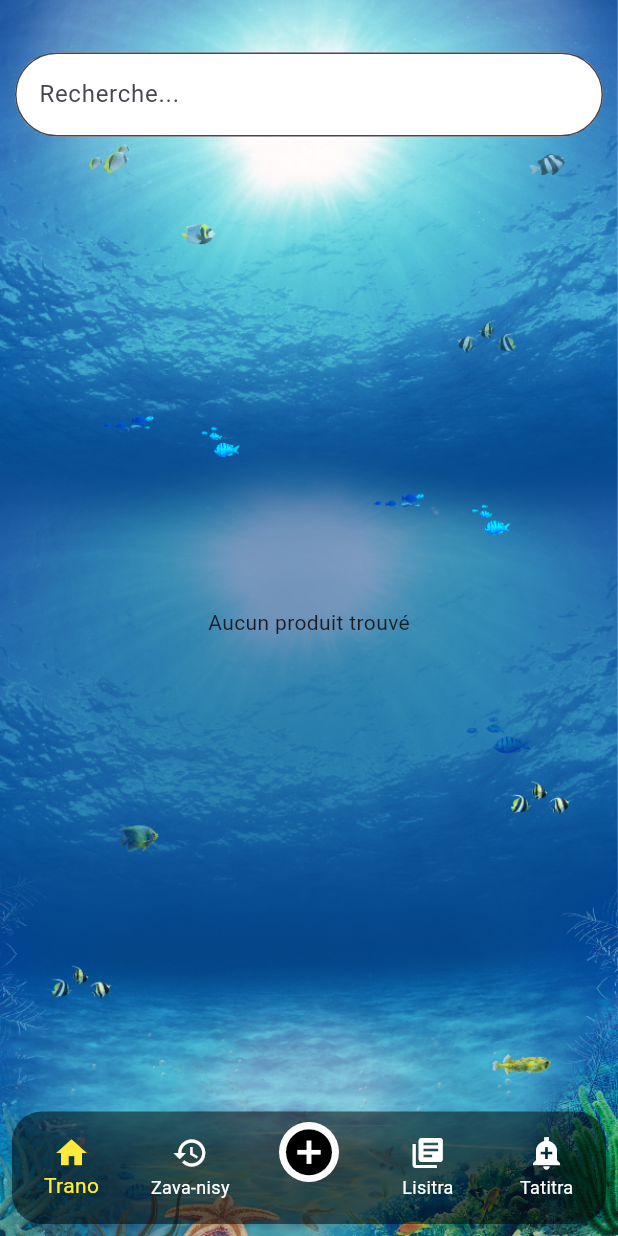
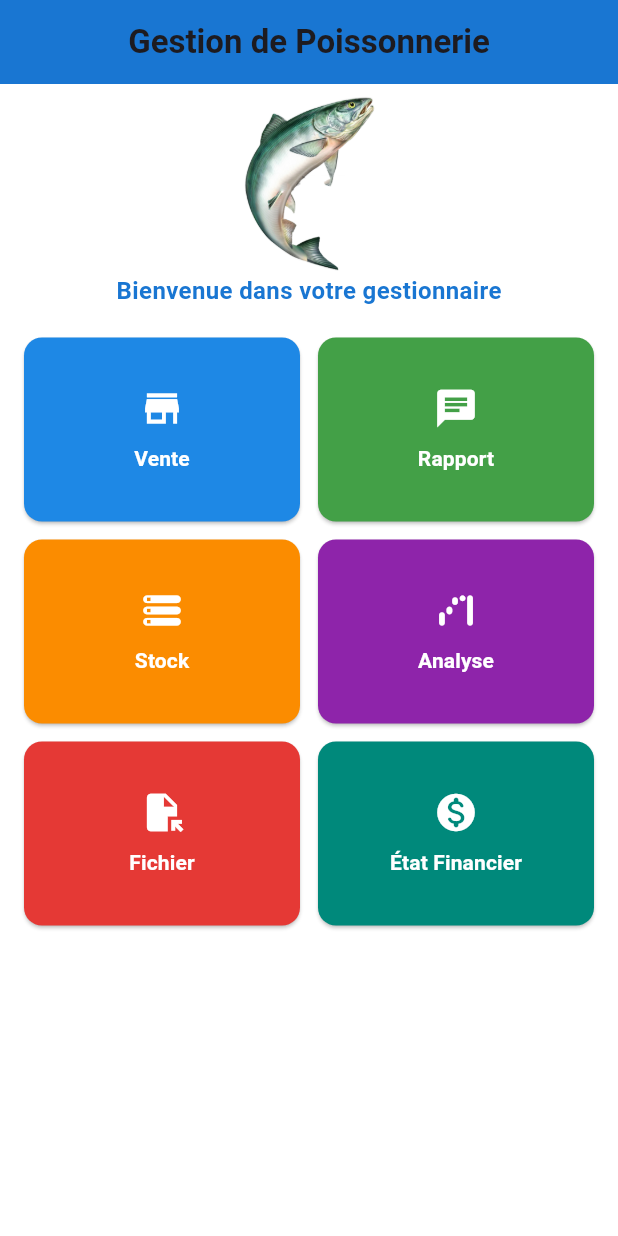
Before and after one commit to rivomanantsoa/poissonerie, a Flutter app: the screen it shows after launch, on a phone screen of 412 x 824 dp. Run offline on Flutter 3.47's test engine with Material 3 defaults, Android fonts, the light colour scheme and no system bars; our stand-ins replace date_field, fl_chart, open_file, pdf, permission_handler, shared_preferences and 1 more; accounts and stored records are empty.

Commit message:
mode plus professionnel

```diff
--- a/lib/main.dart
+++ b/lib/main.dart
@@ -1,6 +1,7 @@
 import 'package:flutter/material.dart';
 import 'package:untitled/controller/controller.dart';
 import 'package:untitled/page/menu.dart';
+import 'package:untitled/page/principale.dart';
 import 'package:untitled/page/video.dart';
 import 'package:provider/provider.dart';
 import 'package:intl/date_symbol_data_local.dart';
@@ -49,7 +50,7 @@ class MyApp extends StatelessWidget {
         colorScheme: ColorScheme.fromSeed(seedColor: Colors.deepPurple),
         useMaterial3: true,
       ),
-      home: Video(),
+      home: Principale(),
     );
   }
 }
--- a/lib/page/historique.dart
+++ b/lib/page/historique.dart
@@ -136,7 +136,7 @@ class _HistoriqueState extends State<Historique> {
                           borderRadius: BorderRadius.circular(10),
                         ),
                         child: Text(
-                          " - Totalin'ny lafo : ${ventesDuJour.fold<double>(0, (total, vente) => total + ((vente['qualite'] ?? 0) as double)).toStringAsFixed(2)} Kg\n"
+                          " - Totalin'ny lafo : ${ventesDuJour.fold<double>(0, (total, vente) => total + ((vente['qualite'] ?? 0) as double)).toStringAsFixed(3)} Kg\n"
                               " - Vola: ${ventesDuJour.fold<double>(0, (total, vente) => total + ((vente['prix_total'] ?? 0) as double)).toStringAsFixed(2)} Ariary",
                           style: TextStyle(fontSize: 18, color: Colors.white),
                         ),
@@ -154,7 +154,7 @@ class _HistoriqueState extends State<Historique> {
                           final descriptionProduit = globalState.produitsDetails.firstWhere(
                                   (produit) =>
                               produit['id_produit'] == vente['id_produit']);
-                          final lanja = vente['qualite'] * 1000;
+                          final lanja = (vente['qualite'] * 1000).toStringAsFixed(3);
                           final dateT = DateTime.parse(vente['date']);
                           return Card(
                             color: Colors.cyan.shade300, // Bleu très clair
@@ -166,10 +166,10 @@ class _HistoriqueState extends State<Historique> {
                                 style: TextStyle(
                                     fontSize: 16,
                                     fontWeight: FontWeight.bold,
-                                    color: Colors.teal.shade900),
+                                    color: Colors.teal.shade900) ,
                               ),
                               subtitle: Text(
-                                  "📦 Lanja : ${vente['qualite']} Kg  ~${lanja} Gramme~ \n💰 Vidiny : ${vente['prix_total']} Ar"),
+                                  "📦 Lanja : ${vente['qualite'].toStringAsFixed(3)} Kg  ~${lanja} g~ \n💰 Vidiny : ${vente['prix_total']} Ar"),
                               trailing: Text(
                                 DateFormat('HH:mm').format(dateT),
                                 style: TextStyle(color: Colors.grey),
--- /dev/null
+++ b/lib/page/principale.dart
@@ -0,0 +1,95 @@
+import 'package:flutter/material.dart';
+import 'package:untitled/page/list_pdf.dart';
+import 'package:untitled/stock_managing/graph.dart';
+import 'package:untitled/stock_managing/stock.dart';
+import 'package:untitled/page/video.dart';
+
+class Principale extends StatefulWidget {
+  const Principale({super.key});
+
+  @override
+  State<Principale> createState() => _PrincipaleState();
+}
+
+class _PrincipaleState extends State<Principale> {
+  @override
+  Widget build(BuildContext context) {
+    return Scaffold(
+      backgroundColor: Colors.white,
+      appBar: AppBar(
+        title: Text("Gestion de Poissonnerie", style: TextStyle(fontWeight: FontWeight.bold)),
+        centerTitle: true,
+        backgroundColor: Colors.blue.shade700,
+      ),
+      body: Padding(
+        padding: const EdgeInsets.all(16.0),
+        child: Column(
+          crossAxisAlignment: CrossAxisAlignment.center,
+          children: [
+
+            SizedBox(
+              width: 100,
+              height: 100,
+              child: Transform.scale(
+                scale: 1.2, // 50% de la taille originale
+                child: Image.asset("assets/image/carpe.png"),
+              ),
+            ),
+
+
+            SizedBox(height: 10),
+            Text(
+              "Bienvenue dans votre gestionnaire",
+              style: TextStyle(fontSize: 16, fontWeight: FontWeight.bold, color: Colors.blue.shade700),
+            ),
+
+            SizedBox(height: 20),
+            Expanded(
+              child: GridView.count(
+                crossAxisCount: 2,
+                crossAxisSpacing: 12,
+                mainAxisSpacing: 12,
+                childAspectRatio: 1.5, // Rend chaque case plus petite
+                children: [
+                  _buildMenuButton("Vente", Icons.store_mall_directory, Colors.blue.shade600, Video()),
+                  _buildMenuButton("Rapport", Icons.chat, Colors.green.shade600, Video()),
+                  _buildMenuButton("Stock", Icons.storage_rounded, Colors.orange.shade600, Stock()),
+                  _buildMenuButton("Analyse", Icons.waterfall_chart_rounded, Colors.purple.shade600, Graph()),
+                  _buildMenuButton("Fichier", Icons.file_open, Colors.red.shade600, ListPdf()),
+                  _buildMenuButton("État Financier", Icons.monetization_on_rounded, Colors.teal.shade600, Video()),
+                ],
+              ),
+            ),
+          ],
+        ),
+      ),
+    );
+  }
+
+  Widget _buildMenuButton(String title, IconData icon, Color color, Widget page) {
+    return ElevatedButton(
+      style: ElevatedButton.styleFrom(
+        backgroundColor: color,
+        shape: RoundedRectangleBorder(borderRadius: BorderRadius.circular(12)),
+        padding: EdgeInsets.symmetric(vertical: 16),
+      ),
+      onPressed: () {
+        Navigator.push(
+          context,
+          MaterialPageRoute(builder: (context) => page), // Redirige vers la page donnée
+        );
+      },
+      child: Column(
+        mainAxisAlignment: MainAxisAlignment.center,
+        children: [
+          Icon(icon, size: 30, color: Colors.white),
+          SizedBox(height: 8),
+          Text(
+            title,
+            style: TextStyle(fontSize: 14, fontWeight: FontWeight.bold, color: Colors.white),
+          ),
+        ],
+      ),
+    );
+  }
+}
--- a/pubspec.yaml
+++ b/pubspec.yaml
@@ -86,8 +86,9 @@ flutter:
   uses-material-design: true
 
   assets:
-    - assets/image/bleu.png
     - assets/image/
+   # - assets/image/bleu.png
+
 
 
   # To add assets to your application, add an assets section, like this:
```
Also changed, not shown: lib/controller/controller.dart (+27 -0 lines), lib/page/video.dart (+9 -2 lines), lib/stock_managing/graph.dart (added, +21 -0 lines), lib/stock_managing/stock.dart (added, +71 -0 lines), assets/image/carpe.png (renamed from assets/image/pngegg (6).png).
